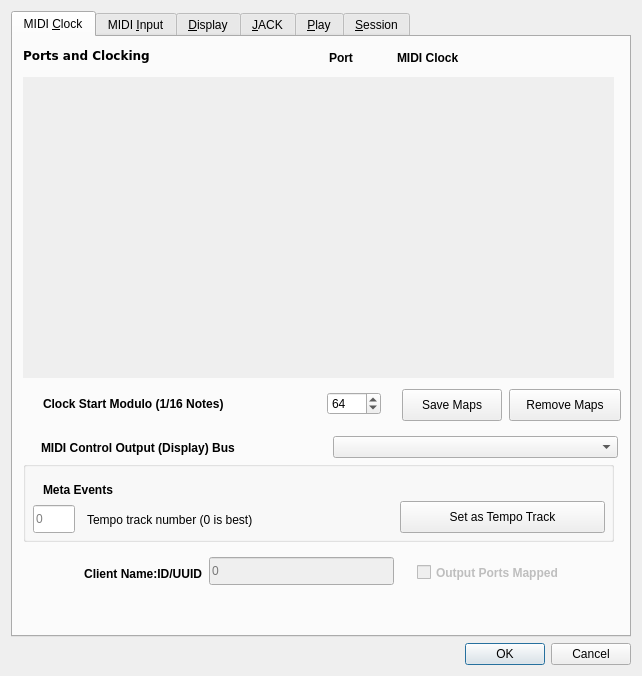
ahlstromcj/seq66, file seq_qt5/forms/qseditoptions.ui: the form before one commit.
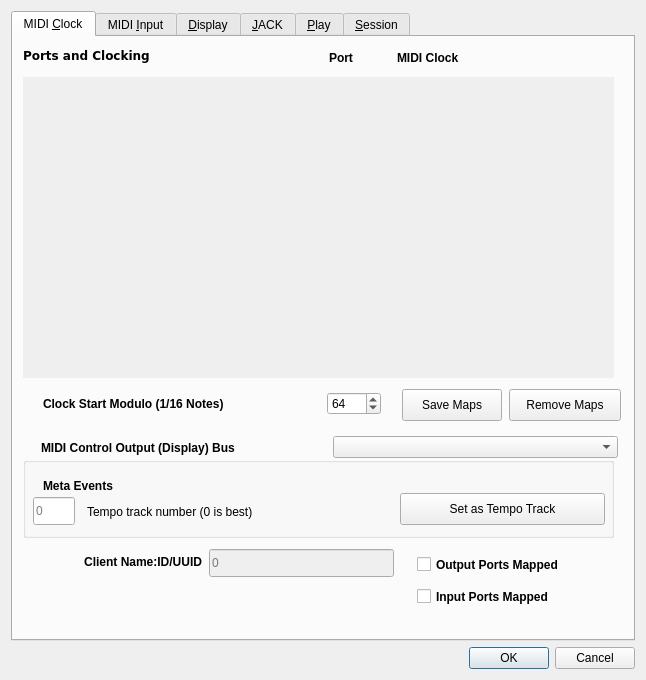
The form after the commit. The open tabs and pages were chosen to show the change.

What changed in the file:
```diff
--- a/seq_qt5/forms/qseditoptions.ui
+++ b/seq_qt5/forms/qseditoptions.ui
@@ -6,8 +6,8 @@
    <rect>
     <x>0</x>
     <y>0</y>
-    <width>642</width>
-    <height>676</height>
+    <width>646</width>
+    <height>680</height>
    </rect>
   </property>
   <property name="windowTitle">
@@ -36,7 +36,7 @@
        <property name="geometry">
         <rect>
          <x>10</x>
-         <y>424</y>
+         <y>420</y>
          <width>591</width>
          <height>81</height>
         </rect>
@@ -63,7 +63,7 @@
         <property name="geometry">
          <rect>
           <x>10</x>
-          <y>44</y>
+          <y>40</y>
           <width>42</width>
           <height>28</height>
          </rect>
@@ -82,7 +82,7 @@
         <property name="geometry">
          <rect>
           <x>64</x>
-          <y>48</y>
+          <y>44</y>
           <width>305</width>
           <height>21</height>
          </rect>
@@ -98,7 +98,7 @@
         <property name="geometry">
          <rect>
           <x>377</x>
-          <y>40</y>
+          <y>36</y>
           <width>205</width>
           <height>32</height>
          </rect>
@@ -198,7 +198,7 @@
        <property name="geometry">
         <rect>
          <x>8</x>
-         <y>528</y>
+         <y>516</y>
          <width>181</width>
          <height>17</height>
         </rect>
@@ -223,7 +223,7 @@
        <property name="geometry">
         <rect>
          <x>196</x>
-         <y>520</y>
+         <y>512</y>
          <width>185</width>
          <height>28</height>
         </rect>
@@ -240,13 +240,13 @@
       </widget>
       <widget class="QCheckBox" name="outPortsMappedCheck">
        <property name="enabled">
-        <bool>false</bool>
+        <bool>true</bool>
        </property>
        <property name="geometry">
         <rect>
          <x>404</x>
-         <y>524</y>
-         <width>197</width>
+         <y>516</y>
+         <width>209</width>
          <height>23</height>
         </rect>
        </property>
@@ -394,6 +394,28 @@
         <string>Remove Maps</string>
        </property>
       </widget>
+      <widget class="QCheckBox" name="inPortsMappedCheck">
+       <property name="enabled">
+        <bool>true</bool>
+       </property>
+       <property name="geometry">
+        <rect>
+         <x>404</x>
+         <y>548</y>
+         <width>209</width>
+         <height>23</height>
+        </rect>
+       </property>
+       <property name="font">
+        <font>
+         <weight>75</weight>
+         <bold>true</bold>
+        </font>
+       </property>
+       <property name="text">
+        <string>Input Ports Mapped</string>
+       </property>
+      </widget>
      </widget>
      <widget class="QWidget" name="tabMidiInput">
       <property name="toolTip">
@@ -545,28 +567,6 @@
          <string>Input/Output Options</string>
         </property>
        </widget>
-       <widget class="QCheckBox" name="inPortsMappedCheck">
-        <property name="enabled">
-         <bool>false</bool>
-        </property>
-        <property name="geometry">
-         <rect>
-          <x>20</x>
-          <y>104</y>
-          <width>245</width>
-          <height>23</height>
-         </rect>
-        </property>
-        <property name="font">
-         <font>
-          <weight>75</weight>
-          <bold>true</bold>
-         </font>
-        </property>
-        <property name="text">
-         <string>Input Ports Mapped</string>
-        </property>
-       </widget>
       </widget>
       <widget class="QLabel" name="inputBussesLabel">
        <property name="geometry">
```
Left out of the diff: 5 changed lines with no effect on the pictures.
